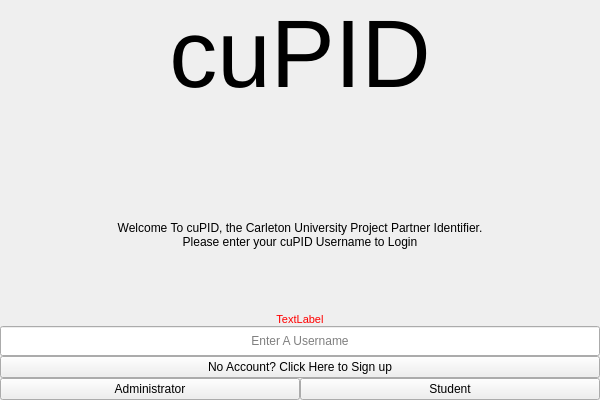
This is UserAuthentication/loginform.ui in zcharli/carleton-student-project-partner-finder as Qt 5 draws it before an edit. The edited form follows.
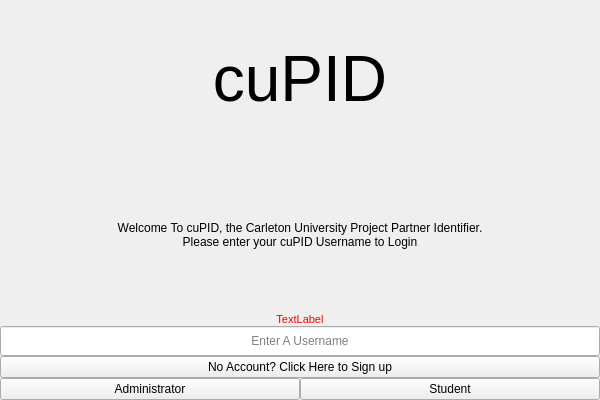
This is the edited form.

Patch:
```diff
--- a/UserAuthentication/loginform.ui
+++ b/UserAuthentication/loginform.ui
@@ -35,10 +35,7 @@
       <enum>QLayout::SetNoConstraint</enum>
      </property>
      <item>
-      <widget class="QLabel" name="lblheader">
-       <property name="enabled">
-        <bool>true</bool>
-       </property>
+      <widget class="QLabel" name="label">
        <property name="minimumSize">
         <size>
          <width>0</width>
@@ -47,20 +44,9 @@
        </property>
        <property name="font">
         <font>
-         <pointsize>72</pointsize>
-         <weight>50</weight>
-         <bold>false</bold>
+         <pointsize>48</pointsize>
         </font>
        </property>
-       <property name="toolTip">
-        <string notr="true"/>
-       </property>
-       <property name="autoFillBackground">
-        <bool>false</bool>
-       </property>
-       <property name="styleSheet">
-        <string notr="true"/>
-       </property>
        <property name="text">
         <string>cuPID</string>
        </property>
@@ -68,13 +54,10 @@
         <bool>false</bool>
        </property>
        <property name="alignment">
-        <set>Qt::AlignHCenter|Qt::AlignTop</set>
+        <set>Qt::AlignCenter</set>
        </property>
        <property name="wordWrap">
-        <bool>false</bool>
-       </property>
-       <property name="margin">
-        <number>0</number>
+        <bool>true</bool>
        </property>
       </widget>
      </item>
```
Left out of the diff: 3 changed lines with no effect on the pictures.
